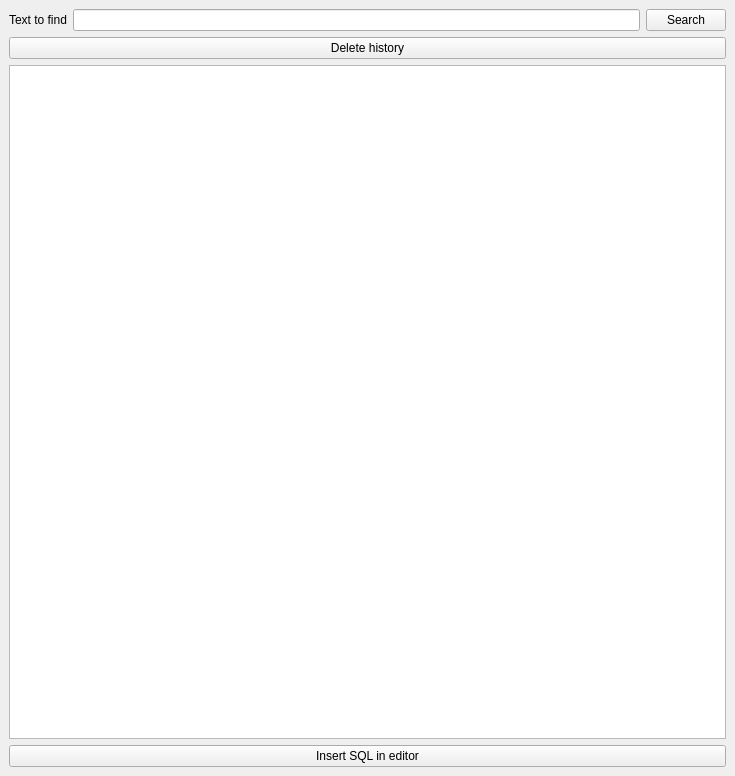
This is source/qtdesigner/history_ui.ui in MValaguz/MSql as Qt 5 draws it before an edit. The edited form follows.
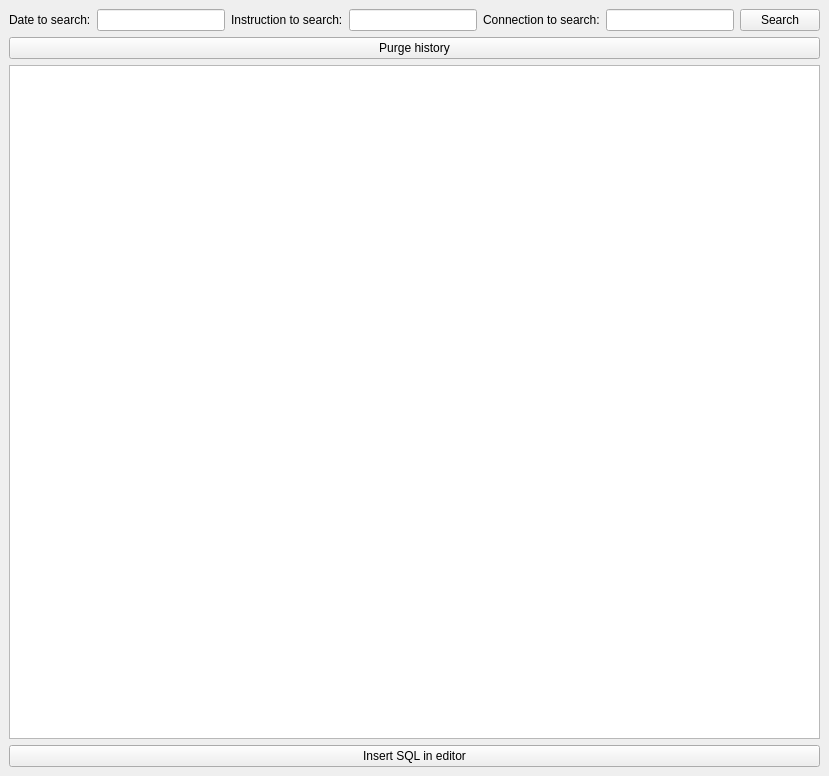
This is the edited form. Icons and pictures are not drawn.

Patch:
```diff
--- a/source/qtdesigner/history_ui.ui
+++ b/source/qtdesigner/history_ui.ui
@@ -6,7 +6,7 @@
    <rect>
     <x>0</x>
     <y>0</y>
-    <width>735</width>
+    <width>829</width>
     <height>776</height>
    </rect>
   </property>
@@ -43,7 +43,7 @@
     <item row="1" column="0">
      <widget class="QPushButton" name="b_purge">
       <property name="text">
-       <string>Delete history</string>
+       <string>Purge history</string>
       </property>
       <property name="icon">
        <iconset resource="resource.qrc">
@@ -64,15 +64,41 @@
     </item>
     <item row="0" column="0">
      <layout class="QHBoxLayout" name="horizontalLayout">
+      <item>
+       <widget class="QLabel" name="label">
+        <property name="text">
+         <string>Date to search:</string>
+        </property>
+        <property name="buddy">
+         <cstring>e_where_cond_time</cstring>
+        </property>
+       </widget>
+      </item>
+      <item>
+       <widget class="QLineEdit" name="e_where_cond_time"/>
+      </item>
       <item>
        <widget class="QLabel" name="l_label6">
         <property name="text">
-         <string>Text to find</string>
+         <string>Instruction to search:</string>
         </property>
        </widget>
       </item>
       <item>
-       <widget class="QLineEdit" name="e_where_cond"/>
+       <widget class="QLineEdit" name="e_where_cond_instruction"/>
+      </item>
+      <item>
+       <widget class="QLabel" name="label_2">
+        <property name="text">
+         <string>Connection to search:</string>
+        </property>
+        <property name="buddy">
+         <cstring>e_where_cond_connection</cstring>
+        </property>
+       </widget>
+      </item>
+      <item>
+       <widget class="QLineEdit" name="e_where_cond_connection"/>
       </item>
       <item>
        <widget class="QPushButton" name="b_start">
```
Left out of the diff: 15 changed lines with no effect on the pictures.
